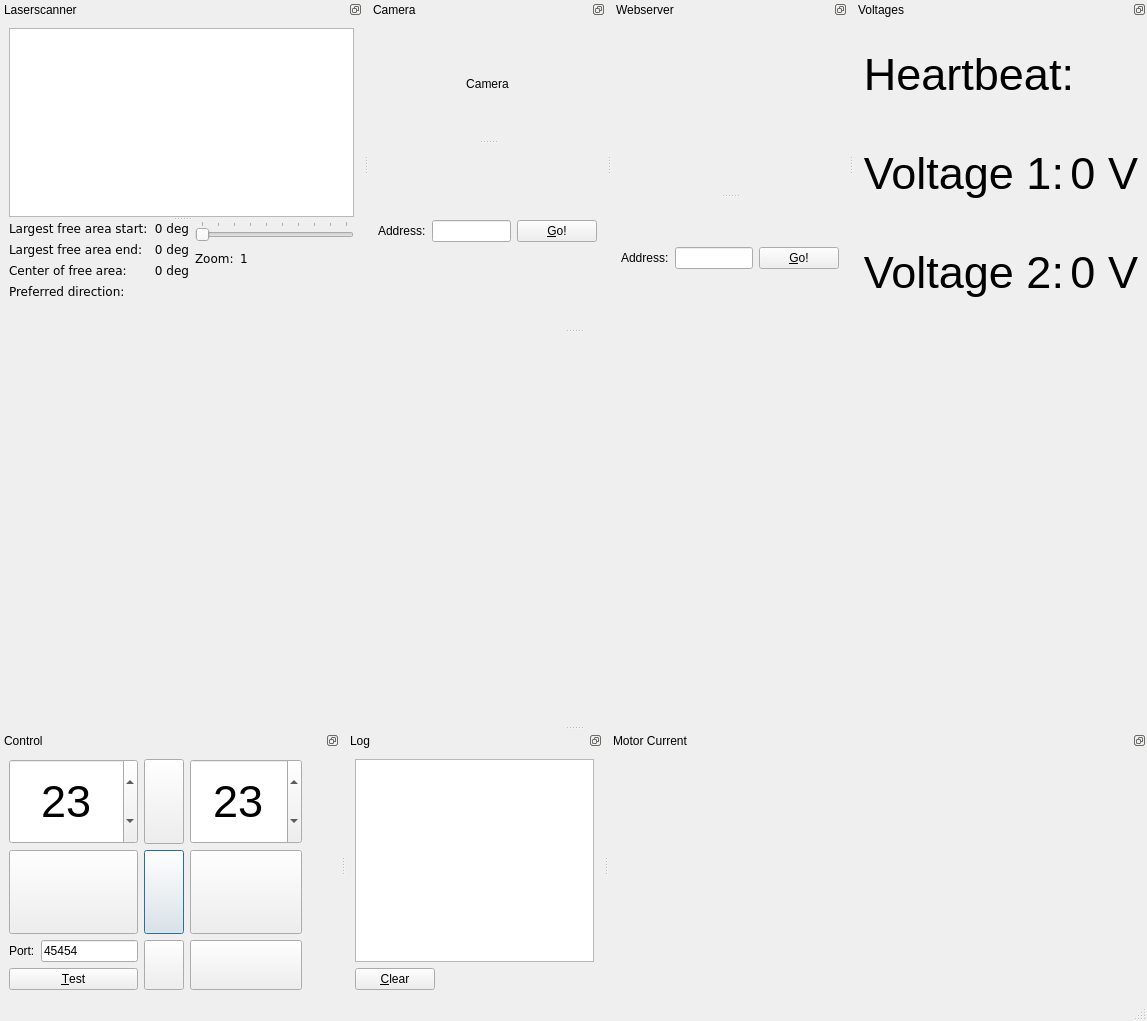
The window that direcs-remote/src/mainWindow.ui (markusk/direcs) describes before a commit, drawn with Qt 5.
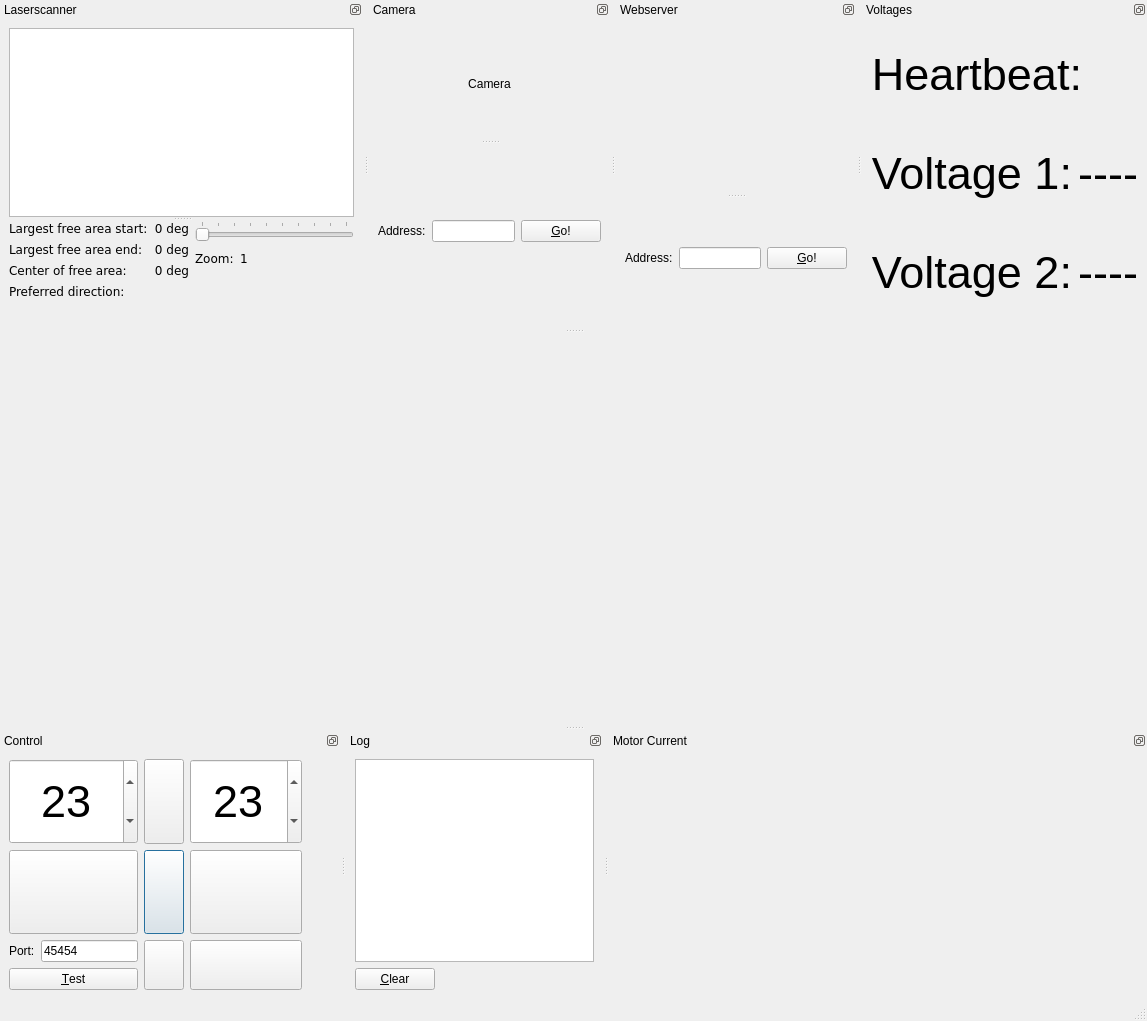
The same window after the commit. Icons and pictures are not drawn. Custom widgets are drawn as their Qt base class.

Commit message: Setting Voltage to zero in GUI when direcs on robot shuts down

```diff
--- a/direcs-remote/src/mainWindow.ui
+++ b/direcs-remote/src/mainWindow.ui
@@ -870,7 +870,7 @@
           </font>
          </property>
          <property name="text">
-          <string>0 V</string>
+          <string>----</string>
          </property>
          <property name="alignment">
           <set>Qt::AlignRight|Qt::AlignTrailing|Qt::AlignVCenter</set>
@@ -904,7 +904,7 @@
           </font>
          </property>
          <property name="text">
-          <string>0 V</string>
+          <string>----</string>
          </property>
          <property name="alignment">
           <set>Qt::AlignRight|Qt::AlignTrailing|Qt::AlignVCenter</set>
```
The commit also changes 1 other file.
